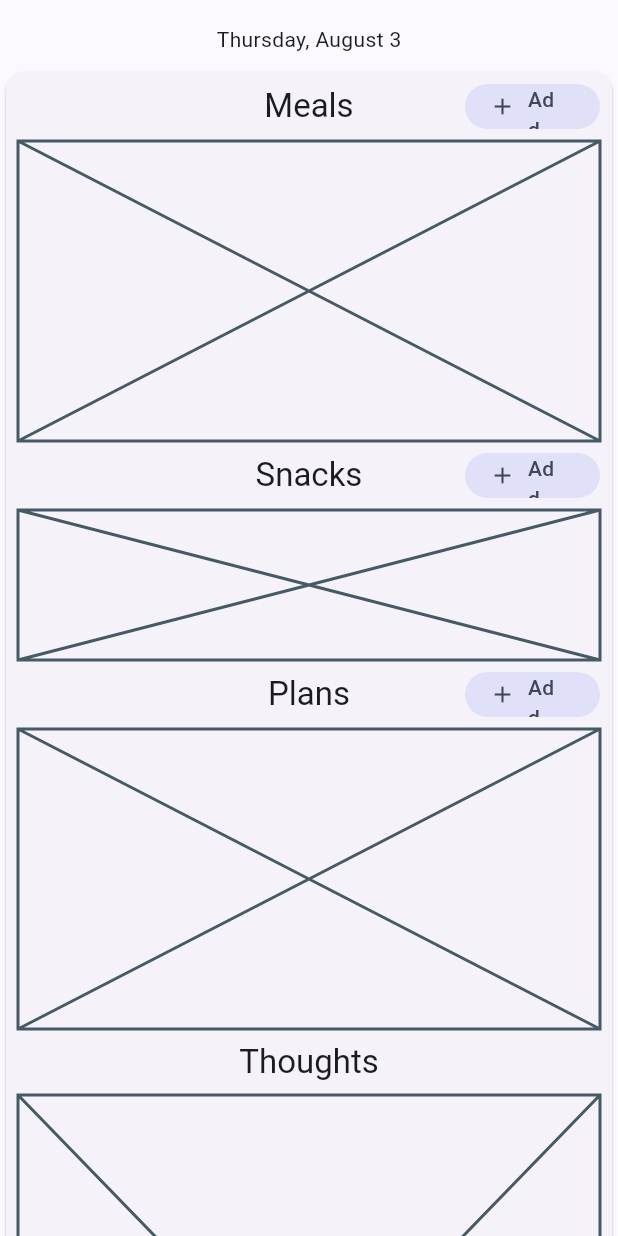
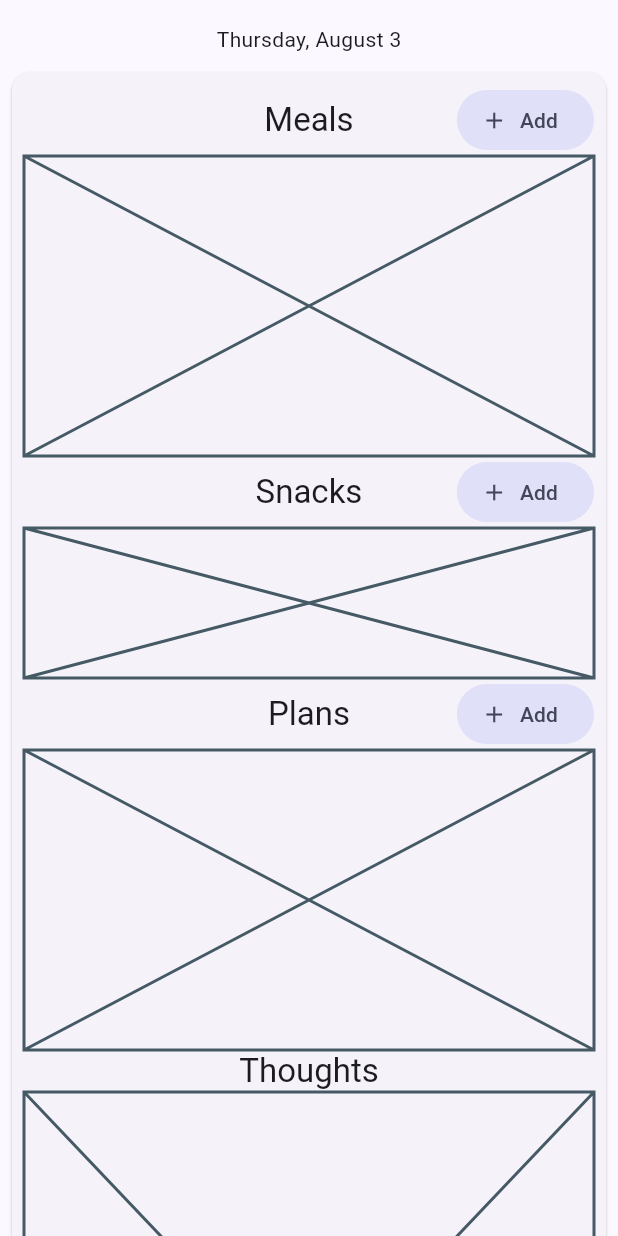
Before and after one commit to TDuffinNTU/serealappv2, a Flutter app: the _LogWidgetContent widget shown alone on an empty page, opened directly with empty values, on a phone screen of 412 x 824 dp. Run offline on Flutter 3.47's test engine with Material 2 defaults, Android fonts, the phone set to English and light mode, and no system bars; our stand-ins replace flutter_carousel_widget, flutter_riverpod, freezed_annotation, jiffy, riverpod_annotation; missing offline and left inert: flutter_mimir; generated files the repository leaves out were written again.

Commit message:
progress towards better design in lightmode

```diff
--- a/lib/models/providers/theme_providers.dart
+++ b/lib/models/providers/theme_providers.dart
@@ -8,7 +8,7 @@ part 'theme_providers.g.dart';
 class AppBrightness extends _$AppBrightness {
   @override
   ThemeMode build() {
-    return ThemeMode.system;
+    return ThemeMode.light;
   }
 
   /// Toggles the brightness between light and dark.
--- a/lib/screens/home_screen.dart
+++ b/lib/screens/home_screen.dart
@@ -45,8 +45,8 @@ class _HomeScreenState extends ConsumerState<HomeScreen> {
         IconButton(
           icon: Icon(
             ref.watch(appBrightnessProvider) == ThemeMode.light
-                ? Icons.dark_mode
-                : Icons.light_mode,
+                ? Icons.light_mode
+                : Icons.dark_mode,
           ),
           onPressed: () {
             ref.read(appBrightnessProvider.notifier).toggle();
--- /dev/null
+++ b/lib/utils/sizing.dart
@@ -0,0 +1,9 @@
+class Sizing {
+  static double xxs = 2;
+  static double xs = 4;
+  static double s = 8;
+  static double m = 16;
+  static double l = 20;
+  static double xl = 32;
+  static double screenPadding = m;
+}
--- a/lib/widgets/log_widget.dart
+++ b/lib/widgets/log_widget.dart
@@ -4,6 +4,7 @@ import 'package:jiffy/jiffy.dart';
 import 'package:serealappv2/models/providers/log_providers.dart';
 import 'package:serealappv2/models/types/daily_log.dart';
 import 'package:serealappv2/utils/datetime_extensions.dart';
+import 'package:serealappv2/utils/sizing.dart';
 
 class LogWidget extends ConsumerWidget {
   const LogWidget({super.key, required this.date});
@@ -40,16 +41,20 @@ class _LogWidgetContent extends ConsumerWidget {
   @override
   Widget build(BuildContext context, WidgetRef ref) {
     return SingleChildScrollView(
+      padding: EdgeInsets.only(
+        top: Sizing.screenPadding,
+        right: Sizing.xs,
+        left: Sizing.xs,
+      ),
       child: Column(
         children: [
-          SizedBox(height: 16),
           Text(
             '${DateTime.now().dateOnly == log.date ? 'Today' : Jiffy.parse(log.date.toString()).MMMMEEEEd}',
           ),
           SizedBox(height: 8),
           Card(
             child: Padding(
-              padding: const EdgeInsets.symmetric(horizontal: 8.0),
+              padding: EdgeInsets.all(Sizing.s),
               child: Flex(
                 direction: Axis.vertical,
                 children: [
@@ -102,10 +107,9 @@ class _LogWidgetSectionHeader extends ConsumerWidget {
 
   @override
   Widget build(BuildContext context, WidgetRef ref) {
-    return Container(
-      padding: EdgeInsets.symmetric(vertical: 8.0),
-      child: IntrinsicHeight(
-        child: Stack(children: [
+    return IntrinsicHeight(
+      child: Stack(
+        children: [
           Center(
             child: Text(
               title,
@@ -115,45 +119,14 @@ class _LogWidgetSectionHeader extends ConsumerWidget {
           if (onAdd != null)
             Align(
               alignment: Alignment.centerRight,
-              child: SizedBox(
-                height: 30,
-                width: 90,
-                child: FilledButton.tonalIcon(
-                  onPressed: onAdd,
-                  icon: Icon(Icons.add),
-                  label: Text('Add'),
-                ),
+              child: FilledButton.tonalIcon(
+                onPressed: onAdd,
+                icon: Icon(Icons.add),
+                label: Text('Add'),
               ),
             ),
-        ]),
+        ],
       ),
     );
-    // return Row(
-    //   mainAxisAlignment: MainAxisAlignment.spaceBetween,
-    //   children: [
-    //     SizedBox(),
-    //     Align(
-    //       alignment: Alignment.center,
-    //       child: Text(
-    //         title,
-    //         style: Theme.of(context).textTheme.titleLarge,
-    //       ),
-    //     ),
-    //     Align(
-    //       alignment: Alignment.centerRight,
-    //       child: onAdd != null
-    //           ? SizedBox(
-    //               height: 30,
-    //               width: 90,
-    //               child: FilledButton.tonalIcon(
-    //                 onPressed: onAdd,
-    //                 icon: Icon(Icons.add),
-    //                 label: Text('Add'),
-    //               ),
-    //             )
-    //           : Spacer(),
-    //     ),
-    //   ],
-    // );
   }
 }
```
Also changed, not shown: lib/screens/home_screen_today_tab.dart (+2 -7 lines).
